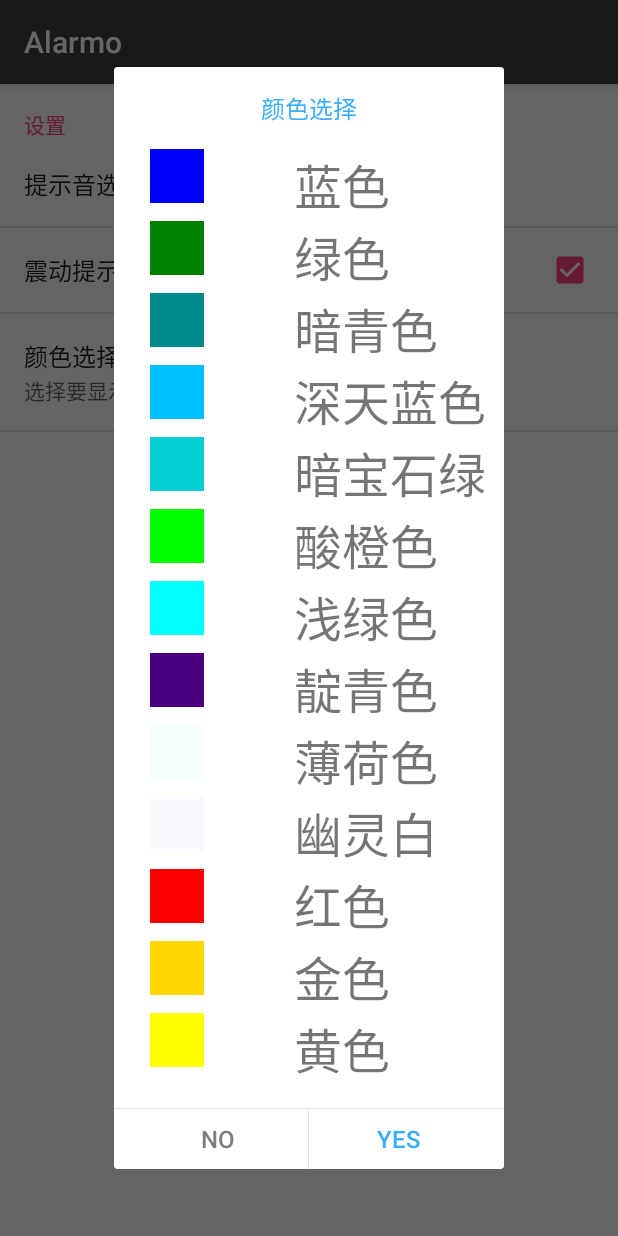
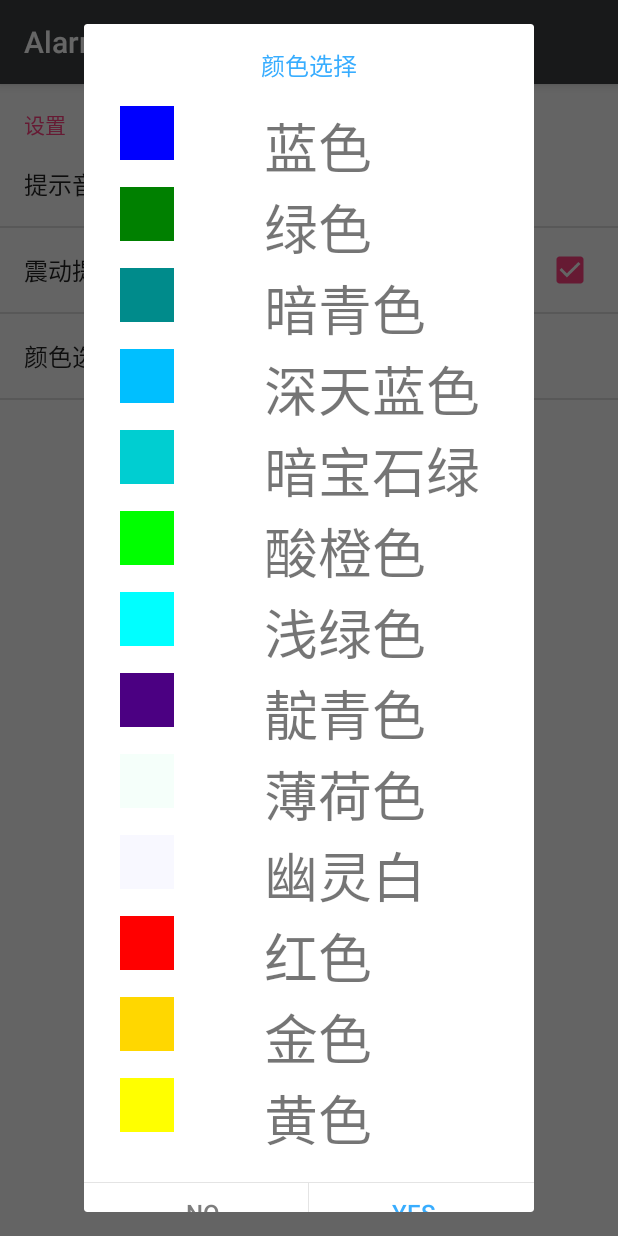
Before and after one commit to CaptainHuangsh/Alarmo, an Android app: the fragment SettingFragment placed in its activity, after a tap on "颜色选择", on a phone screen of 412 x 824 dp. Run offline under Robolectric (Android 15) with nearby library versions, the phone set to English and light mode, and no system bars; libraries missing offline, so code that uses them is left out: com.zhy.autolayout; 9 statements that could not run were skipped; 3 other taps on this screen came first.

Commit message:
清理过程代码

```diff
--- a/app/src/main/java/com/example/owenh/alarmo/adapter/ColorAdapter.java
+++ b/app/src/main/java/com/example/owenh/alarmo/adapter/ColorAdapter.java
@@ -25,7 +25,7 @@ public class ColorAdapter extends ArrayAdapter<AColor> {
     private int resourceId;
 
     public ColorAdapter(Context context, int resourceId, List<AColor> colors) {
-        super(context,resourceId,colors);
+        super(context, resourceId, colors);
         this.resourceId = resourceId;
     }
 
@@ -35,23 +35,18 @@ public class ColorAdapter extends ArrayAdapter<AColor> {
         AColor color = getItem(position);
         View view;
         ViewHolder viewHolder;
-        if (convertView == null){
-            view = LayoutInflater.from(getContext()).inflate(resourceId,null);
+        if (convertView == null) {
+            view = LayoutInflater.from(getContext()).inflate(resourceId, null);
             viewHolder = new ViewHolder();
-            viewHolder.colorImg = (ImageView)view.findViewById(R.id.items_take_color_value);;
-            viewHolder.colorText = (TextView)view.findViewById(R.id.item_take_color_string);;
+            viewHolder.colorImg = (ImageView) view.findViewById(R.id.items_take_color_value);
+            viewHolder.colorText = (TextView) view.findViewById(R.id.item_take_color_string);
             view.setTag(viewHolder);//将viewHolder存储在view中
-        }else{
+        } else {
             view = convertView;
             viewHolder = (ViewHolder) view.getTag();//重新获取viewHolder
         }
         viewHolder.colorImg.setBackgroundColor(Color.parseColor(color.getColorValue()));
         viewHolder.colorText.setText(color.getColorString());
-        /*View view = LayoutInflater.from(getContext()).inflate(resourceId,null);
-        TextView colorString = (TextView)view.findViewById(R.id.item_take_color_string);
-        ImageView colorValue = (ImageView)view.findViewById(R.id.items_take_color_value);
-        colorString.setText(color.getColorString());
-        colorValue.setBackgroundColor(Color.parseColor(color.getColorValue()));*/
         return view;
     }
 
--- a/app/src/main/java/com/example/owenh/alarmo/fragment/SettingFragment.java
+++ b/app/src/main/java/com/example/owenh/alarmo/fragment/SettingFragment.java
@@ -8,6 +8,7 @@ import android.preference.Preference;
 import android.preference.PreferenceFragment;
 import android.preference.PreferenceManager;
 import android.support.annotation.Nullable;
+import android.util.Log;
 
 import com.example.owenh.alarmo.R;
 import com.example.owenh.alarmo.dialog.ColorDialog;
@@ -27,9 +28,22 @@ public class SettingFragment extends PreferenceFragment implements
         addPreferencesFromResource(R.xml.pref_settings);
         mColor = findPreference("take_color");
         mColor.setOnPreferenceClickListener(this);
-//        initPref();
+        initPref();
     }
 
+    @Override
+    public void onStart() {
+        super.onStart();
+        Log.d("settingsFragment","onStart");
+        initPref();
+    }
+
+    @Override
+    public void onResume() {
+        super.onResume();
+        Log.d("settingsFragment","onResume");
+
+    }
 
     private void initPref() {
         PreferenceManager.setDefaultValues(getActivity(), R.xml.pref_settings, false);
@@ -53,27 +67,8 @@ public class SettingFragment extends PreferenceFragment implements
 
     @TargetApi(Build.VERSION_CODES.M)
     public void ShowColorDialog() {
-        /*final String[] items = {
-                "NetWork", "ActivityLife", "Fragment", "Broadcast", "Notification"
-                , "Service", "Settings"
-        };*/
-        /*ArrayAdapter<String> adapter = new ArrayAdapter<String>(getActivity()
-                , android.R.layout.simple_list_item_1, items);
-        LayoutInflater inflater = (LayoutInflater) getActivity().getSystemService(Context.LAYOUT_INFLATER_SERVICE);
-        ListView listView = (ListView) getActivity().findViewById(R.id.main_color_list);
-        listView.setAdapter(adapter);
-        listView.setOnItemClickListener(new AdapterView.OnItemClickListener() {
-            @Override
-            public void onItemClick(AdapterView<?> parent, View view, int position, long id) {
-                Toast.makeText(getActivity(),"heheda"+items[position],Toast.LENGTH_SHORT).show();
-            }
-        });*/
-//        View dialogLayout = inflater.inflate(R.layout.dialog_take_color, (ViewGroup) getActivity().findViewById(R.id.dialog_root));
-        /*AlertDialog.Builder builder = new AlertDialog.Builder(getActivity()).setItems(items,null);
-        AlertDialog dialog = builder.create();
-        dialog.show();*/
+
         ColorDialog dialog = new ColorDialog(getContext());
         dialog.show();
-//        initPref();
     }
 }
--- a/app/src/main/res/layout/dialog_take_color.xml
+++ b/app/src/main/res/layout/dialog_take_color.xml
@@ -5,7 +5,8 @@
     android:background="#11ffffff">
 
     <LinearLayout
-        android:layout_width="260dp"
+        android:gravity="center_horizontal"
+        android:layout_width="300dp"
         android:layout_height="wrap_content"
         android:layout_centerInParent="true"
         android:background="@drawable/free_dialog_bg"
--- a/app/src/main/res/layout/items_take_color.xml
+++ b/app/src/main/res/layout/items_take_color.xml
@@ -19,5 +19,5 @@
         android:layout_height="wrap_content"
         android:layout_weight="1"
         android:text="蓝色"
-        android:textSize="32dp" />
+        android:textSize="36dp" />
 </LinearLayout>
```
Also changed, not shown: app/src/main/res/drawable/alarmo_other.png (deleted), app/src/main/res/drawable/alarmo_ring.png (deleted), app/src/main/res/drawable/alarmo_select.png (deleted), app/src/main/res/drawable/alarmo_watch.png (deleted), app/src/main/res/drawable/alarmo_watch1.png (deleted), app/src/main/res/drawable/icon_edit_p.png (deleted), app/src/main/res/drawable/icon_star_p.png (deleted), app/src/main/res/drawable/icon_user_p.png (deleted).
